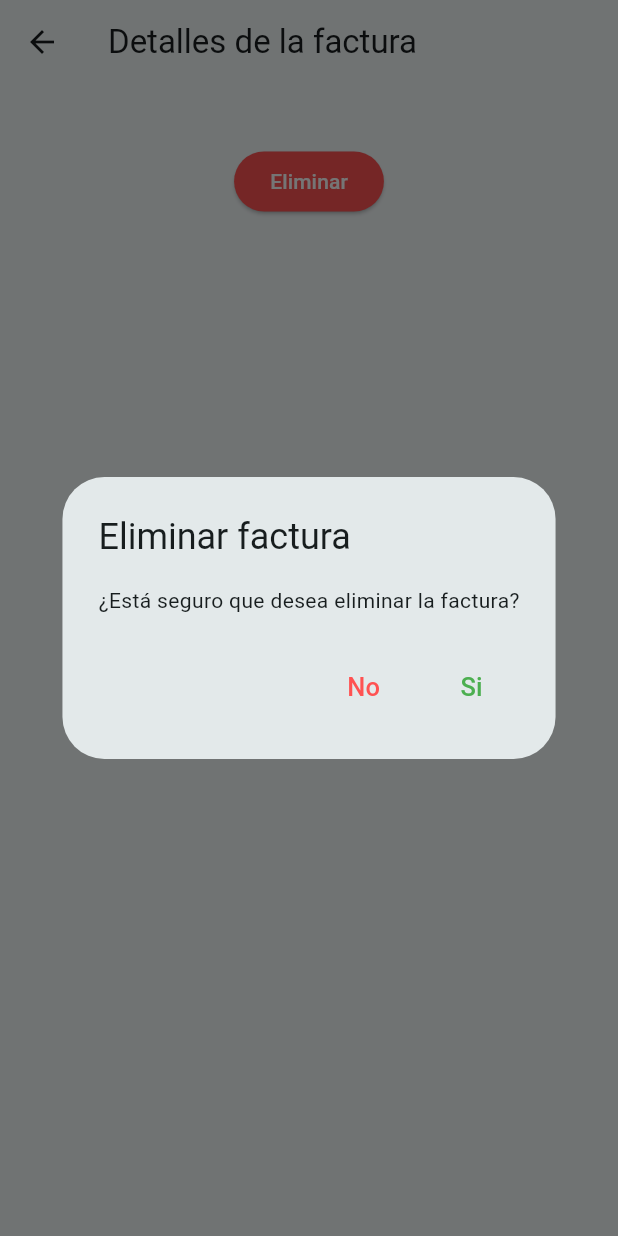
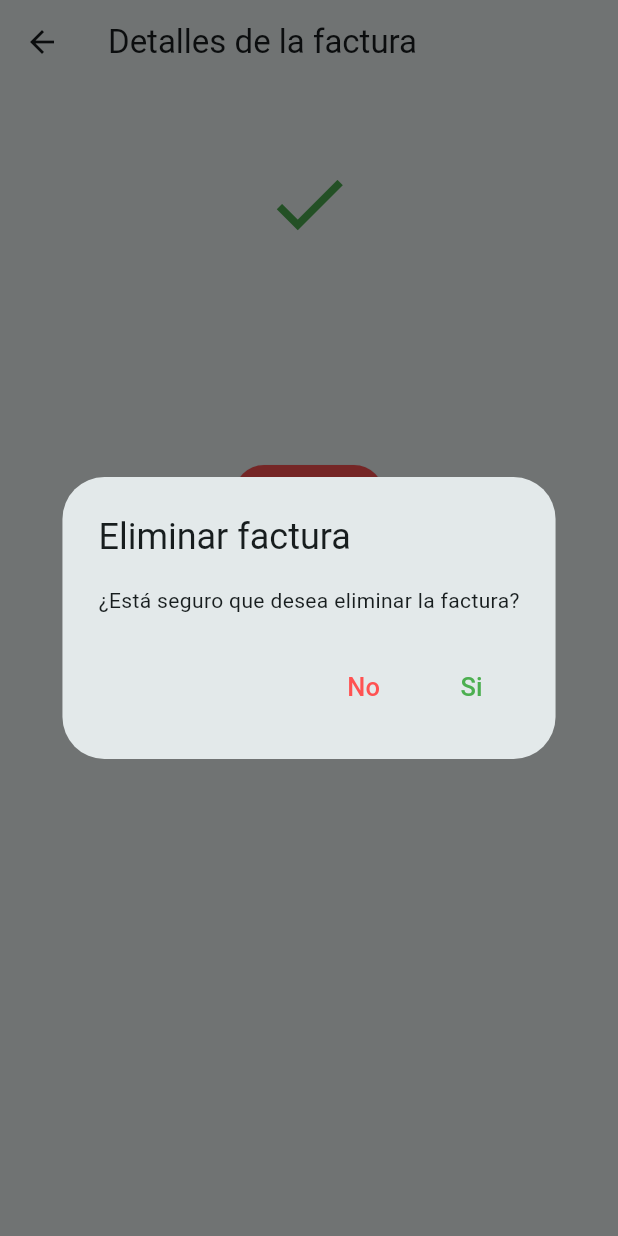
Before and after one commit to smartbillco/SMARTBILL_IOS, a Flutter app: the BillDetailScreen screen opened directly with empty values, after a tap on "Eliminar", on a phone screen of 412 x 824 dp. Run offline on Flutter 3.47's test engine with Material 3 defaults, Android fonts, the phone set to English and light mode, and no system bars; our stand-ins replace animated_splash_screen, file_picker, firebase_auth, firebase_core, flutter_svg, permission_handler and 2 more; missing offline and left inert: flutter_inappwebview, mobile_scanner, read_pdf_text; accounts and stored records are empty; network calls fail.

```diff
--- a/lib/screens/QRcode/qr_scanner.dart
+++ b/lib/screens/QRcode/qr_scanner.dart
@@ -68,7 +68,10 @@ class _QRScannerState extends State<QRScanner> {
               await scannerController
                   .stop()
                   .then((value) => scannerController.dispose())
-                  .then((value) => Navigator.of(context).pushReplacement(MaterialPageRoute(builder: (context) => QrcodeScreen(qrResult: qrResult.rawValue,))));
+                  .then((value) {
+                    print("PRINTING!!!!!! ${qrResult.rawValue}");
+                    Navigator.of(context).pushReplacement(MaterialPageRoute(builder: (context) => QrcodeScreen(qrResult: qrResult.rawValue,)));
+                  });
 
             } else {
                   _showSnackbarError("ERROR");
--- a/lib/screens/receipts.dart/receipt_modal.dart
+++ b/lib/screens/receipts.dart/receipt_modal.dart
@@ -13,11 +13,35 @@ class BillDetailScreen extends StatefulWidget {
 
 class _BillDetailScreenState extends State<BillDetailScreen> {
 
+  List textPdf = [];
+
   @override
   void initState() {
-    // TODO: implement initState
     super.initState();
-    print(widget.receipt);
+    formatPdfContent();
+  }
+
+  void formatPdfContent() {
+    if(widget.receipt.containsKey('text')) {
+      List pdfTextLines = widget.receipt['text'].split('\n');
+
+      if(pdfTextLines.length > 14) {
+
+      }
+
+
+      for (var i = 0; i < pdfTextLines.length; i++) {
+        if(pdfTextLines[i].contains(':')) {
+          textPdf.add(pdfTextLines[i]);
+        } else {
+          var fullLine = pdfTextLines[i] + ':';
+          textPdf.add(fullLine);
+        }
+      }
+      print("Printing: $textPdf");
+
+    }
+
   }
 
   void returnToReceipts() {
@@ -41,7 +65,28 @@ class _BillDetailScreenState extends State<BillDetailScreen> {
         Container(
           child: Column(
             children: [
-              Text.rich(_buildTextSpan(widget.receipt['text']),),
+              const SizedBox(height:30),
+              const Icon(Icons.check, size: 60, color: Colors.green,),
+              const SizedBox(height:50),
+              Padding(
+                padding: EdgeInsets.symmetric(horizontal: 5, vertical: 30),
+                child: Column(
+                  crossAxisAlignment: CrossAxisAlignment.start,
+                  children: textPdf.map((item) {
+                  List<String> parts = item.split(':'); // Split key and value
+                  return Row(
+                    mainAxisAlignment: MainAxisAlignment.spaceBetween, // Space left & right
+                    children: [
+                      Container(width: MediaQuery.of(context).size.width * 0.35,
+                      child: parts[0].length > 15 ? Text(parts[0].substring(0,15)) : Text(parts[0],
+                      style: TextStyle(fontWeight: FontWeight.bold, fontSize: 16))),
+                      SizedBox(height: 30),// Key (Left)
+                      Container(width: MediaQuery.of(context).size.width * 0.5, child: Text(parts[1], style: TextStyle(fontSize: 14))), // Value (Right)
+                ],
+                            );
+                          }).toList(),
+                ),
+              ),
               Center(
                     child: ElevatedButton(
                       style: const ButtonStyle(
@@ -59,8 +104,8 @@ class _BillDetailScreenState extends State<BillDetailScreen> {
             ]
 
           ),
-        )
-        : Container(
+        ) :
+        Container(
           padding: const EdgeInsets.symmetric(vertical: 50, horizontal: 45),
           decoration: const BoxDecoration(
             color: Colors.white,
@@ -143,20 +188,3 @@ class ReceiptRows extends StatelessWidget {
     );
   }
 }
-
-TextSpan _buildTextSpan(String input) {
-    List<TextSpan> spans = [];
-
-    for (int i = 0; i < input.length; i++) {
-      String char = input[i];
-
-      spans.add(TextSpan(
-        text: char,
-        style: char.contains(RegExp(r'[A-Z]'))
-            ? const TextStyle(fontWeight: FontWeight.bold, fontSize: 17)
-            : const TextStyle(fontWeight: FontWeight.normal, fontSize: 15),
-      ));
-    }
-
-    return TextSpan(children: spans);
-  }
--- a/pubspec.yaml
+++ b/pubspec.yaml
@@ -16,7 +16,7 @@ publish_to: 'none' # Remove this line if you wish to publish to pub.dev
 # https://developer.apple.com/library/archive/documentation/General/Reference/InfoPlistKeyReference/Articles/CoreFoundationKeys.html
 # In Windows, build-name is used as the major, minor, and patch parts
 # of the product and file versions while build-number is used as the build suffix.
-version: 1.0.8+9
+version: 1.0.11+12
 
 environment:
   sdk: ^3.5.4
@@ -54,6 +54,7 @@ dependencies:
   # Use with the CupertinoIcons class for iOS style icons.
   cupertino_icons: ^1.0.8
   flutter_svg: ^2.0.16
+  dio: ^5.8.0+1
 
 
 dev_dependencies:
```
Also changed, not shown: lib/screens/QRcode/qrcode_screen.dart (+83 -9 lines), lib/screens/receipts.dart/receipt_screen.dart (+10 -8 lines), lib/services.dart/pdf.dart (+20 -0 lines), pubspec.lock, 2 other files.
